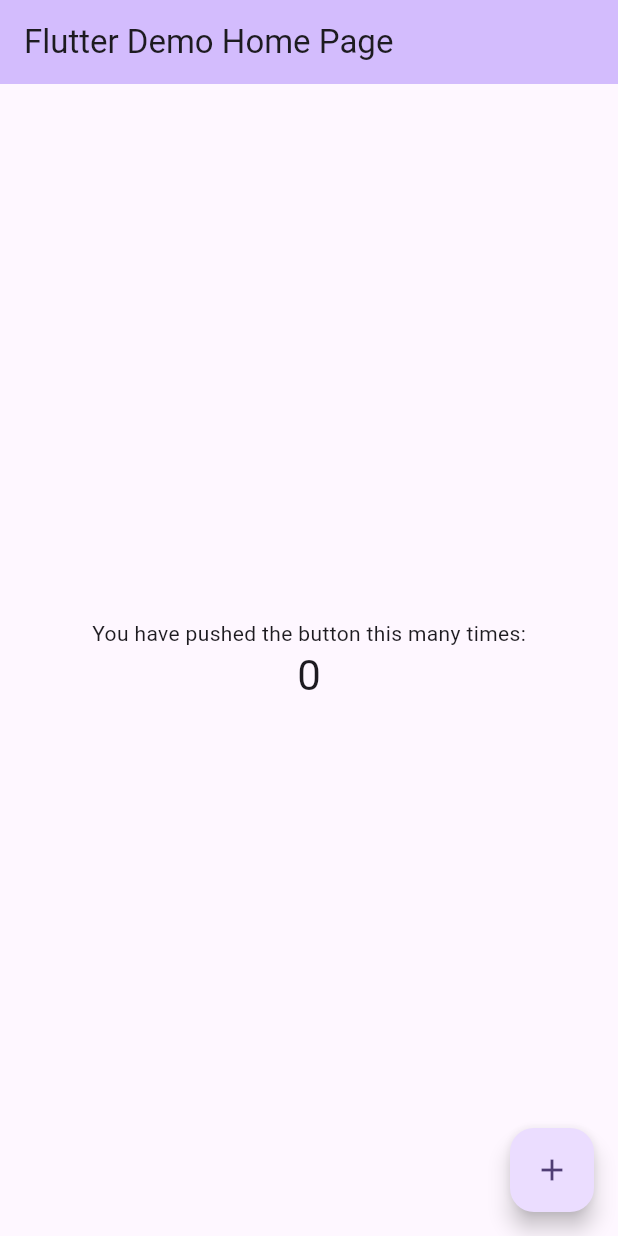
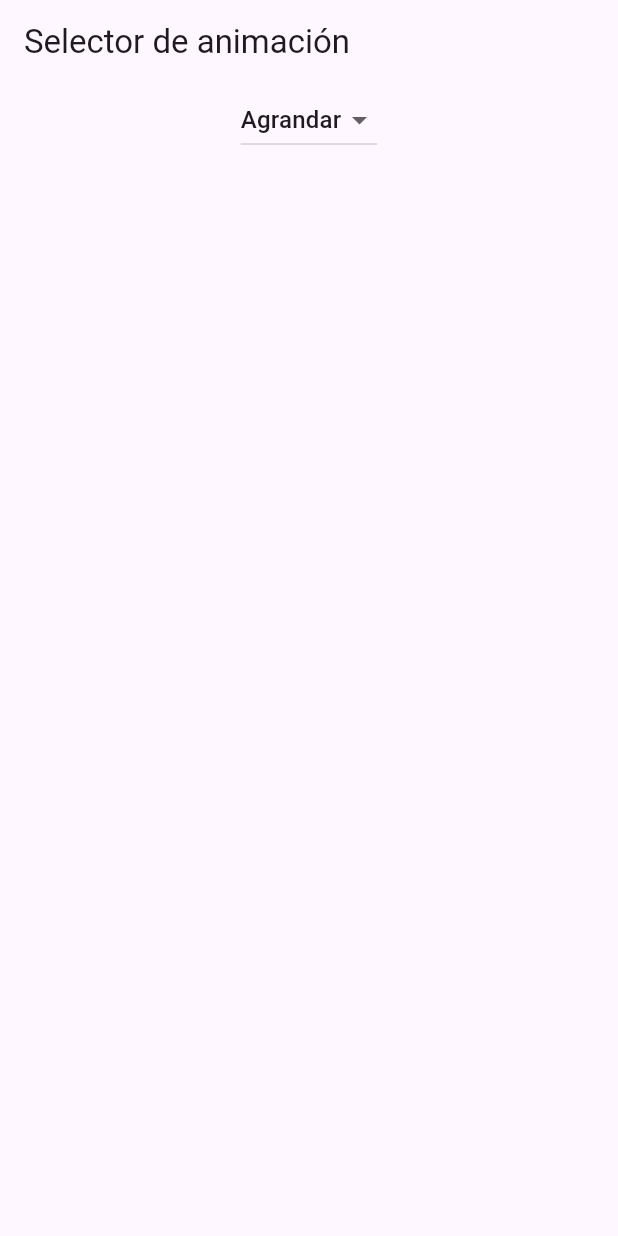
Before and after one commit to Macjob/chwamigue, a Flutter app: the screen it shows after launch, on a phone screen of 412 x 824 dp. Run offline on Flutter 3.47's test engine with Material 3 defaults, Android fonts, the phone set to English and light mode, and no system bars.

Commit message:
Correciones iniciales

```diff
--- a/lib/main.dart
+++ b/lib/main.dart
@@ -1,122 +1,16 @@
 import 'package:flutter/material.dart';
+import 'views/animation_selector_view.dart';
 
-void main() {
-  runApp(const MyApp());
-}
+void main() => runApp(const MyApp());
 
 class MyApp extends StatelessWidget {
   const MyApp({super.key});
 
-  // This widget is the root of your application.
   @override
   Widget build(BuildContext context) {
-    return MaterialApp(
-      title: 'Flutter Demo',
-      theme: ThemeData(
-        // This is the theme of your application.
-        //
-        // TRY THIS: Try running your application with "flutter run". You'll see
-        // the application has a purple toolbar. Then, without quitting the app,
-        // try changing the seedColor in the colorScheme below to Colors.green
-        // and then invoke "hot reload" (save your changes or press the "hot
-        // reload" button in a Flutter-supported IDE, or press "r" if you used
-        // the command line to start the app).
-        //
-        // Notice that the counter didn't reset back to zero; the application
-        // state is not lost during the reload. To reset the state, use hot
-        // restart instead.
-        //
-        // This works for code too, not just values: Most code changes can be
-        // tested with just a hot reload.
-        colorScheme: ColorScheme.fromSeed(seedColor: Colors.deepPurple),
-      ),
-      home: const MyHomePage(title: 'Flutter Demo Home Page'),
+    return const MaterialApp(
+      home: AnimationSelector(),
+      debugShowCheckedModeBanner: false,
     );
   }
 }
-
-class MyHomePage extends StatefulWidget {
-  const MyHomePage({super.key, required this.title});
-
-  // This widget is the home page of your application. It is stateful, meaning
-  // that it has a State object (defined below) that contains fields that affect
-  // how it looks.
-
-  // This class is the configuration for the state. It holds the values (in this
-  // case the title) provided by the parent (in this case the App widget) and
-  // used by the build method of the State. Fields in a Widget subclass are
-  // always marked "final".
-
-  final String title;
-
-  @override
-  State<MyHomePage> createState() => _MyHomePageState();
-}
-
-class _MyHomePageState extends State<MyHomePage> {
-  int _counter = 0;
-
-  void _incrementCounter() {
-    setState(() {
-      // This call to setState tells the Flutter framework that something has
-      // changed in this State, which causes it to rerun the build method below
-      // so that the display can reflect the updated values. If we changed
-      // _counter without calling setState(), then the build method would not be
-      // called again, and so nothing would appear to happen.
-      _counter++;
-    });
-  }
-
-  @override
-  Widget build(BuildContext context) {
-    // This method is rerun every time setState is called, for instance as done
-    // by the _incrementCounter method above.
-    //
-    // The Flutter framework has been optimized to make rerunning build methods
-    // fast, so that you can just rebuild anything that needs updating rather
-    // than having to individually change instances of widgets.
-    return Scaffold(
-      appBar: AppBar(
-        // TRY THIS: Try changing the color here to a specific color (to
-        // Colors.amber, perhaps?) and trigger a hot reload to see the AppBar
-        // change color while the other colors stay the same.
-        backgroundColor: Theme.of(context).colorScheme.inversePrimary,
-        // Here we take the value from the MyHomePage object that was created by
-        // the App.build method, and use it to set our appbar title.
-        title: Text(widget.title),
-      ),
-      body: Center(
-        // Center is a layout widget. It takes a single child and positions it
-        // in the middle of the parent.
-        child: Column(
-          // Column is also a layout widget. It takes a list of children and
-          // arranges them vertically. By default, it sizes itself to fit its
-          // children horizontally, and tries to be as tall as its parent.
-          //
-          // Column has various properties to control how it sizes itself and
-          // how it positions its children. Here we use mainAxisAlignment to
-          // center the children vertically; the main axis here is the vertical
-          // axis because Columns are vertical (the cross axis would be
-          // horizontal).
-          //
-          // TRY THIS: Invoke "debug painting" (choose the "Toggle Debug Paint"
-          // action in the IDE, or press "p" in the console), to see the
-          // wireframe for each widget.
-          mainAxisAlignment: MainAxisAlignment.center,
-          children: <Widget>[
-            const Text('You have pushed the button this many times:'),
-            Text(
-              '$_counter',
-              style: Theme.of(context).textTheme.headlineMedium,
-            ),
-          ],
-        ),
-      ),
-      floatingActionButton: FloatingActionButton(
-        onPressed: _incrementCounter,
-        tooltip: 'Increment',
-        child: const Icon(Icons.add),
-      ), // This trailing comma makes auto-formatting nicer for build methods.
-    );
-  }
-}
--- a/lib/models/animation_option.dart
+++ b/lib/models/animation_option.dart
@@ -0,0 +1,15 @@
+import 'package:flutter/material.dart';
+
+enum AnimationOption {
+  scale(displayName: 'Agrandar', begin: 1.0, end: 1.5, curve: null),
+  bounce(displayName: 'Rebote', begin: 0.8, end: 1.2, curve: Curves.bounceIn),
+  glow(displayName: 'Brillo', begin: 1.0, end: 1.0, curve: null), // efecto personalizado
+  // Puedes agregar más aquí
+  ;
+
+  const AnimationOption({required this.displayName, required this.begin, required this.end, required this.curve});
+  final String displayName;
+  final double begin;
+  final double end;
+  final Curve? curve;
+}
--- a/lib/utils/touch_manager.dart
+++ b/lib/utils/touch_manager.dart
@@ -0,0 +1,10 @@
+import 'package:flutter/material.dart';
+import '../models/animation_option.dart';
+
+class TouchCircle {
+  final int pointerId;
+  final Offset position;
+  final Color color;
+
+  TouchCircle({required this.pointerId, required this.position, required this.color});
+}
--- a/lib/views/animation_selector_view.dart
+++ b/lib/views/animation_selector_view.dart
@@ -0,0 +1,85 @@
+import 'package:flutter/material.dart';
+import '../models/animation_option.dart';
+import '../widgets/animated_circle.dart';
+import '../utils/touch_manager.dart';
+
+class AnimationSelector extends StatefulWidget {
+  const AnimationSelector({super.key});
+  @override
+  State<AnimationSelector> createState() => _AnimationSelectorState();
+}
+
+class _AnimationSelectorState extends State<AnimationSelector> {
+  AnimationOption selectedAnimation = AnimationOption.scale;
+  Map<int, TouchCircle> activeTouches = {};
+
+  void _handleTouch(PointerEvent event, {bool isUp = false}) {
+    if (event is PointerDownEvent || event is PointerMoveEvent) {
+      setState(() {
+        activeTouches[event.pointer] = TouchCircle(
+          pointerId: event.pointer,
+          position: event.position,
+          color: Colors.primaries[event.pointer % Colors.primaries.length],
+        );
+      });
+    } else if (isUp) {
+      setState(() {
+        activeTouches.remove(event.pointer);
+      });
+
+      if (activeTouches.isEmpty) {
+        // Al soltar todos los dedos: seleccionar uno o más
+        _selectRandomFinger();
+      }
+    }
+  }
+
+  void _selectRandomFinger() {
+    if (activeTouches.isEmpty) return;
+    final list = activeTouches.values.toList();
+    final winner = (list..shuffle()).first;
+    // podrías usar una lista para múltiples ganadores
+
+    showDialog(
+      context: context,
+      builder: (_) => AlertDialog(
+        title: const Text("¡Seleccionado!"),
+        content: Text("Ganador: ${winner.pointerId}"),
+      ),
+    );
+  }
+
+  @override
+  Widget build(BuildContext context) {
+    return Scaffold(
+      appBar: AppBar(title: const Text('Selector de animación')),
+      body: Column(
+        children: [
+          DropdownButton<AnimationOption>(
+            value: selectedAnimation,
+            onChanged: (value) => setState(() => selectedAnimation = value!),
+            items: AnimationOption.values
+                .map((e) => DropdownMenuItem(value: e, child: Text(e.displayName)))
+                .toList(),
+          ),
+          Expanded(
+            child: Listener(
+              onPointerDown: _handleTouch,
+              onPointerMove: _handleTouch,
+              onPointerUp: (e) => _handleTouch(e, isUp: true),
+              child: Stack(
+                children: activeTouches.values
+                    .map((touch) => AnimatedCircle(
+                          position: touch.position,
+                          color: touch.color,
+                          animationType: selectedAnimation,
+                        ))
+                    .toList(),
+              ),
+            ),
+          )
+        ],
+      ),
+    );
+  }
+}
```
Also changed, not shown: lib/widgets/animated_circle.dart (+65 -0 lines).
